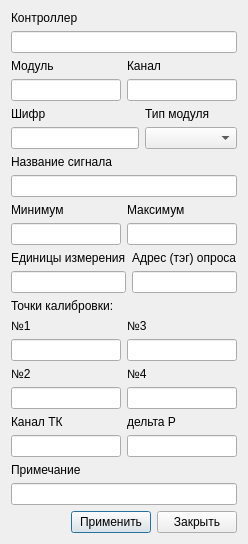
Before: the Qt Designer form trei5b/dialog.ui in AleksanderBY/Kalibri2, drawn with Qt 5.
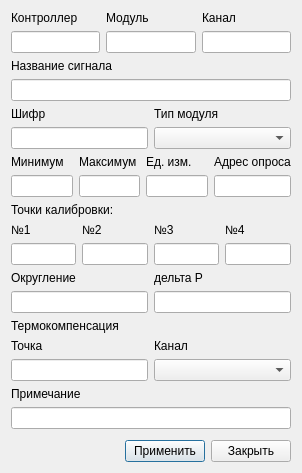
After: the same form once the commit is applied.

The edit to the form file:
```diff
--- a/trei5b/dialog.ui
+++ b/trei5b/dialog.ui
@@ -6,8 +6,8 @@
    <rect>
     <x>0</x>
     <y>0</y>
-    <width>229</width>
-    <height>544</height>
+    <width>302</width>
+    <height>473</height>
    </rect>
   </property>
   <property name="windowTitle">
@@ -16,18 +16,22 @@
   <layout class="QVBoxLayout" name="verticalLayout_2">
    <item>
     <layout class="QVBoxLayout" name="verticalLayout">
-     <item>
-      <widget class="QLabel" name="l_controller">
-       <property name="text">
-        <string>Контроллер</string>
-       </property>
-      </widget>
-     </item>
-     <item>
-      <widget class="QLineEdit" name="controller"/>
-     </item>
      <item>
       <layout class="QHBoxLayout" name="horizontalLayout">
+       <item>
+        <layout class="QVBoxLayout" name="verticalLayout_20">
+         <item>
+          <widget class="QLabel" name="l_controller">
+           <property name="text">
+            <string>Контроллер</string>
+           </property>
+          </widget>
+         </item>
+         <item>
+          <widget class="QLineEdit" name="controller"/>
+         </item>
+        </layout>
+       </item>
        <item>
         <layout class="QVBoxLayout" name="verticalLayout_3">
          <item>
@@ -58,6 +62,16 @@
        </item>
       </layout>
      </item>
+     <item>
+      <widget class="QLabel" name="l_name">
+       <property name="text">
+        <string>Название сигнала</string>
+       </property>
+      </widget>
+     </item>
+     <item>
+      <widget class="QLineEdit" name="name"/>
+     </item>
      <item>
       <layout class="QHBoxLayout" name="horizontalLayout_3">
        <item>
@@ -71,11 +85,11 @@
          </item>
          <item>
           <widget class="QLineEdit" name="cipher">
-           <property name="maximumSize">
-            <size>
-             <width>128</width>
-             <height>16777215</height>
-            </size>
+           <property name="sizePolicy">
+            <sizepolicy hsizetype="Minimum" vsizetype="Fixed">
+             <horstretch>0</horstretch>
+             <verstretch>0</verstretch>
+            </sizepolicy>
            </property>
           </widget>
          </item>
@@ -97,16 +111,6 @@
        </item>
       </layout>
      </item>
-     <item>
-      <widget class="QLabel" name="l_name">
-       <property name="text">
-        <string>Название сигнала</string>
-       </property>
-      </widget>
-     </item>
-     <item>
-      <widget class="QLineEdit" name="name"/>
-     </item>
      <item>
       <layout class="QHBoxLayout" name="horizontalLayout_2">
        <item>
@@ -137,16 +141,12 @@
          </item>
         </layout>
        </item>
-      </layout>
-     </item>
-     <item>
-      <layout class="QHBoxLayout" name="horizontalLayout_5">
        <item>
-        <layout class="QVBoxLayout" name="verticalLayout_10">
+        <layout class="QVBoxLayout" name="verticalLayout_21">
          <item>
           <widget class="QLabel" name="l_unit">
            <property name="text">
-            <string>Единицы измерения</string>
+            <string>Ед. изм.</string>
            </property>
           </widget>
          </item>
@@ -156,11 +156,11 @@
         </layout>
        </item>
        <item>
-        <layout class="QVBoxLayout" name="verticalLayout_11">
+        <layout class="QVBoxLayout" name="verticalLayout_22">
          <item>
           <widget class="QLabel" name="l_adress">
            <property name="text">
-            <string>Адрес (тэг) опроса</string>
+            <string>Адрес опроса</string>
            </property>
           </widget>
          </item>
@@ -192,6 +192,10 @@
          <item>
           <widget class="QLineEdit" name="point1"/>
          </item>
+        </layout>
+       </item>
+       <item>
+        <layout class="QVBoxLayout" name="verticalLayout_17">
          <item>
           <widget class="QLabel" name="l_poin3">
            <property name="text">
@@ -209,7 +213,7 @@
         </layout>
        </item>
        <item>
-        <layout class="QVBoxLayout" name="verticalLayout_13">
+        <layout class="QVBoxLayout" name="verticalLayout_18">
          <item>
           <widget class="QLabel" name="l_point2">
            <property name="text">
@@ -224,6 +228,10 @@
            </property>
           </widget>
          </item>
+        </layout>
+       </item>
+       <item>
+        <layout class="QVBoxLayout" name="verticalLayout_13">
          <item>
           <widget class="QLabel" name="l_point4">
            <property name="text">
@@ -249,12 +257,12 @@
          <item>
           <widget class="QLabel" name="label">
            <property name="text">
-            <string>Канал ТК</string>
+            <string>Округление</string>
            </property>
           </widget>
          </item>
          <item>
-          <widget class="QLineEdit" name="TK"/>
+          <widget class="QLineEdit" name="adj"/>
          </item>
         </layout>
        </item>
@@ -274,6 +282,52 @@
        </item>
       </layout>
      </item>
+     <item>
+      <widget class="QLabel" name="label_4">
+       <property name="text">
+        <string>Термокомпенсация</string>
+       </property>
+      </widget>
+     </item>
+     <item>
+      <layout class="QHBoxLayout" name="horizontalLayout_8">
+       <item>
+        <layout class="QVBoxLayout" name="verticalLayout_16">
+         <item>
+          <widget class="QLabel" name="label_6">
+           <property name="text">
+            <string>Точка</string>
+           </property>
+          </widget>
+         </item>
+         <item>
+          <widget class="QLineEdit" name="pointTK">
+           <property name="sizePolicy">
+            <sizepolicy hsizetype="Minimum" vsizetype="Fixed">
+             <horstretch>0</horstretch>
+             <verstretch>0</verstretch>
+            </sizepolicy>
+           </property>
+          </widget>
+         </item>
+        </layout>
+       </item>
+       <item>
+        <layout class="QVBoxLayout" name="verticalLayout_15">
+         <item>
+          <widget class="QLabel" name="label_5">
+           <property name="text">
+            <string>Канал</string>
+           </property>
+          </widget>
+         </item>
+         <item>
+          <widget class="QComboBox" name="TK"/>
+         </item>
+        </layout>
+       </item>
+      </layout>
+     </item>
      <item>
       <widget class="QLabel" name="label_3">
        <property name="text">
```
